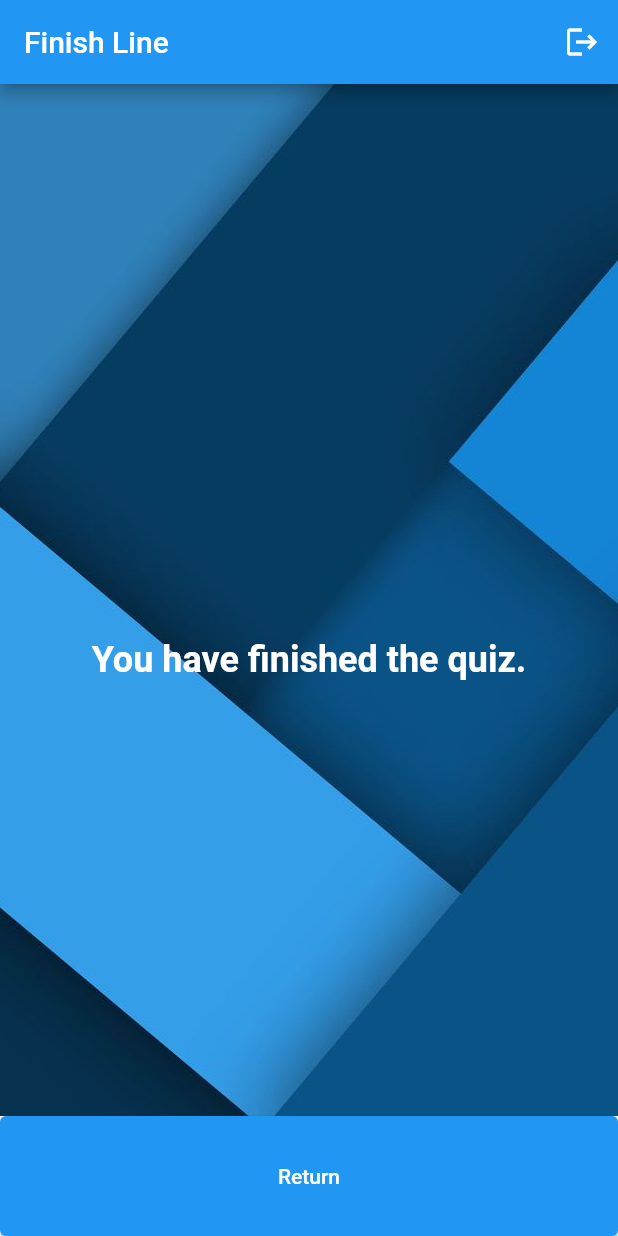
After one commit to hassan-louazri/it363, a Flutter app: the Finish screen opened directly, on a phone screen of 412 x 824 dp. The commit adds this screen. Run offline on Flutter 3.47's test engine with Material 2 defaults, Android fonts, the phone set to English and light mode, and no system bars; our stand-ins replace cloud_firestore, firebase_auth, firebase_core, firebase_storage, flutter_rating_bar, google_fonts and 3 more; accounts and stored records are empty.

Commit message:
finish line

```diff
--- /dev/null
+++ b/lib/finish.dart
@@ -0,0 +1,81 @@
+import 'package:flutter/material.dart';
+import "package:firebase_auth/firebase_auth.dart";
+import 'package:project_basic_quiz/start.dart';
+import 'login.dart';
+
+class Finish extends StatefulWidget {
+  const Finish({super.key});
+
+  @override
+  State<Finish> createState() => _FinishState();
+}
+
+class _FinishState extends State<Finish> {
+  Future<void> logOut() async {
+    await FirebaseAuth.instance
+        .signOut()
+        .then(
+          (value) => {
+            Navigator.of(context).pop(),
+            Navigator.push(
+              context,
+              MaterialPageRoute(
+                builder: (context) => const MyLogin(),
+              ),
+            ),
+          },
+        )
+        .catchError(
+          (error) {},
+        );
+  }
+
+  Widget build(BuildContext context) {
+    return Scaffold(
+      appBar: AppBar(
+        title: const Text('Finish Line'),
+        automaticallyImplyLeading: false,
+        actions: <Widget>[
+          IconButton(
+            icon: const Icon(Icons.logout),
+            tooltip: 'Show Snackbar',
+            onPressed: () => {
+              logOut(),
+            },
+          ),
+        ],
+      ),
+      body: Container(
+        decoration: const BoxDecoration(
+          image: DecorationImage(
+            image: AssetImage("assets/background_image_2.jpg"),
+            fit: BoxFit.cover,
+          ),
+        ),
+        child: const Center(
+          child: Text(
+            "You have finished the quiz.",
+            style: TextStyle(
+                fontWeight: FontWeight.bold, fontSize: 24, color: Colors.white),
+          ),
+        ),
+      ),
+      bottomSheet: SizedBox(
+        width: MediaQuery.of(context).size.width,
+        height: 80,
+        child: ElevatedButton(
+          child: const Text('Return'),
+          onPressed: () => {
+            Navigator.of(context).pop(),
+            Navigator.push(
+              context,
+              MaterialPageRoute(
+                builder: (context) => const Start(),
+              ),
+            ),
+          },
+        ),
+      ),
+    );
+  }
+}
```
Also changed, not shown: assets/enseirb.json (+0 -26 lines), lib/home.dart (+69 -39 lines), lib/start.dart (+17 -15 lines).
